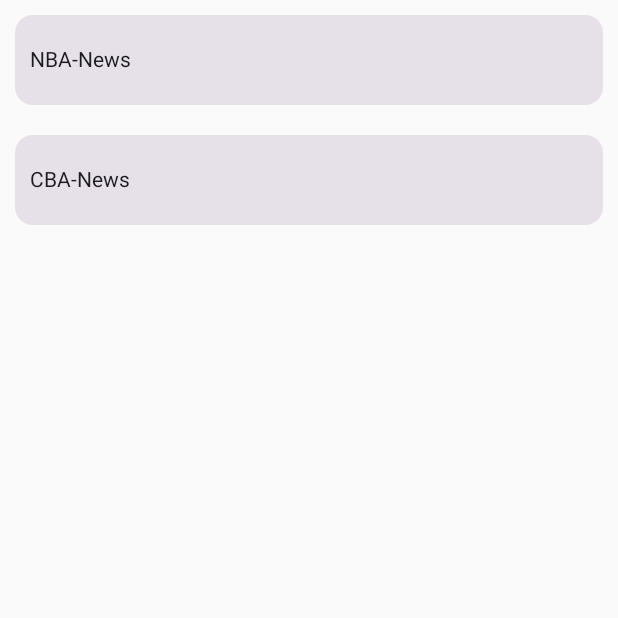
After one commit to zhongyao/JetPackCompose, an Android app built with Jetpack Compose: the MVIComposeActivity screen opened directly, with no data from a screen before it, on a phone screen of 412 x 824 dp, the top half of it. The commit adds this screen. Run offline under Robolectric (Android 15) with nearby library versions, the phone set to English and light mode, and no system bars.

Commit message:
compose mvi

```diff
--- a/app/build.gradle
+++ b/app/build.gradle
@@ -56,11 +56,16 @@ dependencies {
     implementation 'androidx.compose.ui:ui-graphics'
     implementation 'androidx.compose.ui:ui-tooling-preview'
     implementation 'androidx.compose.material3:material3'
+    implementation 'androidx.appcompat:appcompat:1.4.1'
+    implementation 'com.google.android.material:material:1.4.+'
+    implementation 'androidx.constraintlayout:constraintlayout:2.1.3'
+    implementation platform('androidx.compose:compose-bom:2022.10.00')
     testImplementation 'junit:junit:4.13.2'
     androidTestImplementation 'androidx.test.ext:junit:1.1.3'
     androidTestImplementation 'androidx.test.espresso:espresso-core:3.4.0'
     androidTestImplementation platform('androidx.compose:compose-bom:2022.10.00')
     androidTestImplementation 'androidx.compose.ui:ui-test-junit4'
+    androidTestImplementation platform('androidx.compose:compose-bom:2022.10.00')
     debugImplementation 'androidx.compose.ui:ui-tooling'
     debugImplementation 'androidx.compose.ui:ui-test-manifest'
 }
--- /dev/null
+++ b/app/src/main/java/com/example/jetpack/compose/mvi/ContentIntent.kt
@@ -0,0 +1,24 @@
+package com.example.jetpack.compose.mvi
+
+/**
+ * @author：zhongyao
+ * @date：2023/3/25
+ * @description：
+ */
+
+/**
+ * UI状态
+ */
+data class NaviViewState(
+    var detailContent: String? = null,
+    val dataList: List<String> = emptyList()
+)
+
+/**
+ * Intent意图
+ */
+sealed class ContentIntent {
+    object GetContent : ContentIntent()
+
+    class GetItemDetail(val select: Int) : ContentIntent()
+}
--- /dev/null
+++ b/app/src/main/java/com/example/jetpack/compose/mvi/ContentViewModel.kt
@@ -0,0 +1,81 @@
+package com.example.jetpack.compose.mvi
+
+
+import androidx.compose.runtime.getValue
+import androidx.compose.runtime.mutableStateOf
+import androidx.compose.runtime.setValue
+import androidx.lifecycle.ViewModel
+import androidx.lifecycle.viewModelScope
+import kotlinx.coroutines.Dispatchers
+import kotlinx.coroutines.channels.Channel
+import kotlinx.coroutines.flow.Flow
+import kotlinx.coroutines.flow.consumeAsFlow
+import kotlinx.coroutines.flow.flow
+import kotlinx.coroutines.flow.flowOn
+import kotlinx.coroutines.launch
+
+/**
+ * @author：zhongyao
+ * @date：2023/3/25
+ * @description：
+ */
+class ContentViewModel : ViewModel() {
+
+    // 创建信道newsChannel，用来接受各种用户行为发过来的意图。
+    val newsChannel = Channel<ContentIntent>(Channel.UNLIMITED)
+
+    // 创建状态管理uiState，由其完成数据的绑定。
+    var uiState by mutableStateOf(NaviViewState())
+
+    init {
+        handleIntent();
+    }
+
+    /**
+     * 初始化的时候，进行意图和获取数据的关系绑定
+     */
+    private fun handleIntent() {
+        //起协程
+        viewModelScope.launch {
+            newsChannel.consumeAsFlow().collect() {
+                //接收用户传递过来的意图
+                when (it) {
+                    is ContentIntent.GetContent -> getContent()
+                    is ContentIntent.GetItemDetail -> getNewsDetail(it)
+                }
+            }
+        }
+    }
+
+    private val newsFlow: Flow<List<String>> = flow {
+        val list = mutableListOf<String>()
+        list.add("NBA-News")
+        list.add("CBA-News")
+        emit(list)
+    }
+
+    private val detailsFlow: Flow<List<String>> = flow {
+        val list = mutableListOf<String>()
+        list.add("NBA-News-Details")
+        list.add("CBA-News-Details")
+        emit(list)
+
+    }
+
+    private fun getContent() {
+        viewModelScope.launch {
+            newsFlow.flowOn(Dispatchers.Default).collect { contents ->
+                uiState = uiState.copy(dataList = contents)
+            }
+        }
+    }
+
+    private fun getNewsDetail(it: ContentIntent.GetItemDetail) {
+        viewModelScope.launch {
+            detailsFlow.flowOn(Dispatchers.Default).collect { contents ->
+                uiState = uiState.copy(detailContent = contents[it.select])
+            }
+        }
+    }
+
+}
--- /dev/null
+++ b/app/src/main/java/com/example/jetpack/compose/mvi/MVIComposeActivity.kt
@@ -0,0 +1,102 @@
+package com.example.jetpack.compose.mvi
+
+import android.os.Bundle
+import android.widget.Toast
+import androidx.activity.ComponentActivity
+import androidx.activity.compose.setContent
+import androidx.activity.viewModels
+import androidx.compose.foundation.clickable
+import androidx.compose.foundation.layout.Column
+import androidx.compose.foundation.layout.Row
+import androidx.compose.foundation.layout.fillMaxSize
+import androidx.compose.foundation.layout.fillMaxWidth
+import androidx.compose.foundation.layout.padding
+import androidx.compose.foundation.rememberScrollState
+import androidx.compose.foundation.verticalScroll
+import androidx.compose.foundation.layout.Arrangement
+import androidx.compose.foundation.layout.height
+import androidx.compose.material3.Card
+import androidx.compose.material3.Text
+import androidx.compose.runtime.Composable
+import androidx.compose.runtime.LaunchedEffect
+import androidx.compose.ui.Alignment
+import androidx.compose.ui.Modifier
+import androidx.compose.ui.unit.dp
+import androidx.lifecycle.viewModelScope
+import kotlinx.coroutines.launch
+
+/**
+ * MVI开发框架：
+ * M ViewModel 视图模型(可被观测数据)
+ * V View试图
+ * I Intent意图
+ */
+class MVIComposeActivity : ComponentActivity() {
+
+    private val viewModel by viewModels<ContentViewModel>()
+    override fun onCreate(savedInstanceState: Bundle?) {
+        super.onCreate(savedInstanceState)
+        setContent {
+            ContentView(this@MVIComposeActivity, viewModel = viewModel)
+        }
+    }
+}
+
+@Composable
+fun ContentView(activity: MVIComposeActivity, viewModel: ContentViewModel) {
+    //请求数据
+    val viewState = viewModel.uiState
+    //请求数据的意图
+    LaunchedEffect(key1 = true) {
+        //发送意图
+        viewModel.newsChannel.send(ContentIntent.GetContent)
+    }
+    //数据与View的绑定
+    Column(
+        Modifier
+            .fillMaxSize()
+            .verticalScroll(rememberScrollState())
+    ) {
+        viewState.dataList.forEachIndexed { index, it ->
+            NewsItem(
+                viewModel,
+                position = index,
+                news = it
+            )
+        }
+
+    }
+
+    viewState.detailContent?.let {
+        Toast.makeText(activity,
+            it,
+            Toast.LENGTH_LONG
+        ).show()
+    }
+}
+
+@Composable
+fun NewsItem(viewModel: ContentViewModel, position: Int, news: String) {
+    Card(modifier = Modifier.padding(10.dp)) {
+        val modifier = Modifier
+            .clickable(
+                onClick = {
+                    viewModel.viewModelScope.launch {
+                        //发送意图
+                        viewModel.newsChannel.send(ContentIntent.GetItemDetail(position))
+                    }
+                }
+            )
+        Row(
+            modifier
+                .fillMaxWidth()
+                .height(60.dp)
+                .padding(10.dp),
+            verticalAlignment = Alignment.CenterVertically,
+            horizontalArrangement = Arrangement.SpaceBetween,
+        ) {
+            Text(news)
+        }
+    }
+
+}
--- a/app/src/main/res/values/strings.xml
+++ b/app/src/main/res/values/strings.xml
@@ -1,3 +1,4 @@
 <resources>
     <string name="app_name">JetPackCompose</string>
+    <string name="title_activity_mvicompose">MVIComposeActivity</string>
 </resources>
```
Also changed, not shown: app/src/main/AndroidManifest.xml (+11 -0 lines), app/src/main/java/com/example/jetpack/compose/mvi/ui/theme/Color.kt (added, +11 -0 lines), app/src/main/java/com/example/jetpack/compose/mvi/ui/theme/Theme.kt (added, +70 -0 lines), app/src/main/java/com/example/jetpack/compose/mvi/ui/theme/Type.kt (added, +34 -0 lines).
